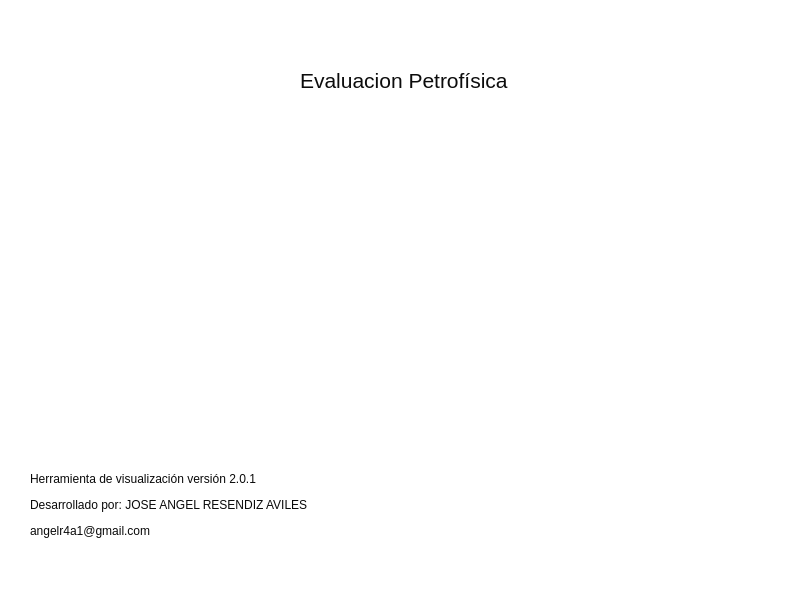
Above: gui/petrofisica.ui from Angelpacman/Petrofisica_mn before the change. Below: the same form after it.
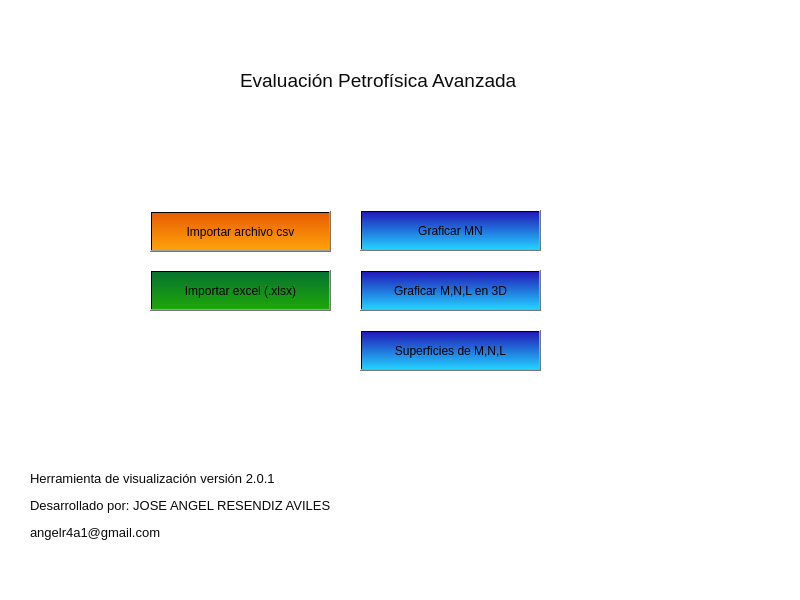
That is the form after the change. Icons and pictures are not drawn.

Commit message:
Botones integrados a las funciones
La interfaz gráfica fue mejorada y los botones propiamente conectados a las funciones del programa

The edit to the form file:
```diff
--- a/gui/petrofisica.ui
+++ b/gui/petrofisica.ui
@@ -23,14 +23,14 @@
    <widget class="QLabel" name="label">
     <property name="geometry">
      <rect>
-      <x>300</x>
+      <x>240</x>
       <y>50</y>
-      <width>261</width>
+      <width>341</width>
       <height>61</height>
      </rect>
     </property>
     <property name="text">
-     <string>&lt;html&gt;&lt;head/&gt;&lt;body&gt;&lt;p&gt;&lt;span style=&quot; font-size:16pt; color:#0c0c0c;&quot;&gt;Evaluacion Petrofísica&lt;/span&gt;&lt;/p&gt;&lt;/body&gt;&lt;/html&gt;</string>
+     <string>&lt;html&gt;&lt;head/&gt;&lt;body&gt;&lt;p&gt;&lt;span style=&quot; font-size:14pt; color:#0c0c0c;&quot;&gt;Evaluación Petrofísica Avanzada&lt;/span&gt;&lt;/p&gt;&lt;/body&gt;&lt;/html&gt;</string>
     </property>
    </widget>
    <widget class="QLabel" name="label_2">
@@ -43,13 +43,13 @@
      </rect>
     </property>
     <property name="text">
-     <string>&lt;html&gt;&lt;head/&gt;&lt;body&gt;&lt;p&gt;&lt;span style=&quot; color:#090909;&quot;&gt;Herramienta de visualización versión 2.0.1&lt;/span&gt;&lt;/p&gt;&lt;p&gt;&lt;span style=&quot; color:#090909;&quot;&gt;Desarrollado por: JOSE ANGEL RESENDIZ AVILES&lt;/span&gt;&lt;/p&gt;&lt;p&gt;&lt;span style=&quot; color:#090909;&quot;&gt;angelr4a1@gmail.com&lt;/span&gt;&lt;/p&gt;&lt;/body&gt;&lt;/html&gt;</string>
+     <string>&lt;html&gt;&lt;head/&gt;&lt;body&gt;&lt;p&gt;&lt;span style=&quot; font-size:10pt; color:#090909;&quot;&gt;Herramienta de visualización versión 2.0.1&lt;/span&gt;&lt;/p&gt;&lt;p&gt;&lt;span style=&quot; font-size:10pt; color:#090909;&quot;&gt;Desarrollado por: JOSE ANGEL RESENDIZ AVILES&lt;/span&gt;&lt;/p&gt;&lt;p&gt;&lt;span style=&quot; font-size:10pt; color:#090909;&quot;&gt;angelr4a1@gmail.com&lt;/span&gt;&lt;/p&gt;&lt;/body&gt;&lt;/html&gt;</string>
     </property>
    </widget>
    <widget class="QLabel" name="label_3">
     <property name="geometry">
      <rect>
-      <x>60</x>
+      <x>20</x>
       <y>40</y>
       <width>191</width>
       <height>111</height>
@@ -65,7 +65,7 @@
    <widget class="QLabel" name="label_4">
     <property name="geometry">
      <rect>
-      <x>600</x>
+      <x>620</x>
       <y>40</y>
       <width>111</width>
       <height>101</height>
@@ -78,6 +78,86 @@
      <string/>
     </property>
    </widget>
+   <widget class="QPushButton" name="boton1">
+    <property name="geometry">
+     <rect>
+      <x>150</x>
+      <y>211</y>
+      <width>181</width>
+      <height>41</height>
+     </rect>
+    </property>
+    <property name="styleSheet">
+     <string notr="true">background-color:qlineargradient(spread:pad, x1:1, y1:0, x2:1, y2:1, stop:0 rgb(231, 93, 1), stop:1 rgb(255, 162, 11))</string>
+    </property>
+    <property name="text">
+     <string>Importar archivo csv</string>
+    </property>
+   </widget>
+   <widget class="QPushButton" name="boton3">
+    <property name="geometry">
+     <rect>
+      <x>360</x>
+      <y>210</y>
+      <width>181</width>
+      <height>41</height>
+     </rect>
+    </property>
+    <property name="styleSheet">
+     <string notr="true">background-color:qlineargradient(spread:pad, x1:1, y1:0, x2:1, y2:1, stop:0 rgb(32, 26, 185), stop:1 rgb(35, 208, 255))</string>
+    </property>
+    <property name="text">
+     <string>Graficar MN</string>
+    </property>
+   </widget>
+   <widget class="QPushButton" name="boton4">
+    <property name="geometry">
+     <rect>
+      <x>360</x>
+      <y>270</y>
+      <width>181</width>
+      <height>41</height>
+     </rect>
+    </property>
+    <property name="styleSheet">
+     <string notr="true">background-color:qlineargradient(spread:pad, x1:1, y1:0, x2:1, y2:1, stop:0 rgb(32, 26, 185), stop:1 rgb(35, 208, 255))</string>
+    </property>
+    <property name="text">
+     <string>Graficar M,N,L en 3D</string>
+    </property>
+   </widget>
+   <widget class="QPushButton" name="boton5">
+    <property name="geometry">
+     <rect>
+      <x>360</x>
+      <y>330</y>
+      <width>181</width>
+      <height>41</height>
+     </rect>
+    </property>
+    <property name="styleSheet">
+     <string notr="true">background-color:qlineargradient(spread:pad, x1:1, y1:0, x2:1, y2:1, stop:0 rgb(32, 26, 185), stop:1 rgb(35, 208, 255))</string>
+    </property>
+    <property name="text">
+     <string>Superficies de M,N,L</string>
+    </property>
+   </widget>
+   <widget class="QPushButton" name="boton2">
+    <property name="geometry">
+     <rect>
+      <x>150</x>
+      <y>270</y>
+      <width>181</width>
+      <height>41</height>
+     </rect>
+    </property>
+    <property name="styleSheet">
+     <string notr="true">background-color:qlineargradient(spread:pad, x1:1, y1:0, x2:1, y2:1, stop:0 rgb(7, 115, 47), stop:1 rgb(30, 167, 9))</string>
+    </property>
+    <property name="text">
+     <string>Importar excel (.xlsx)</string>
+    </property>
+   </widget>
   </widget>
   <widget class="QMenuBar" name="menubar">
    <property name="geometry">
```
The commit also changes 1 other file.
